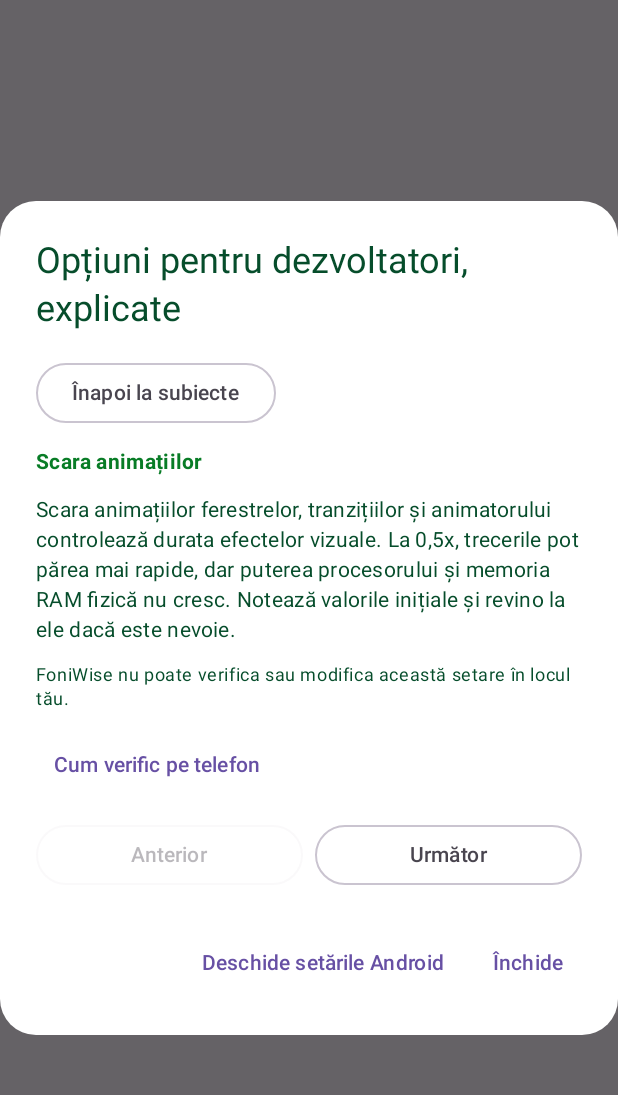
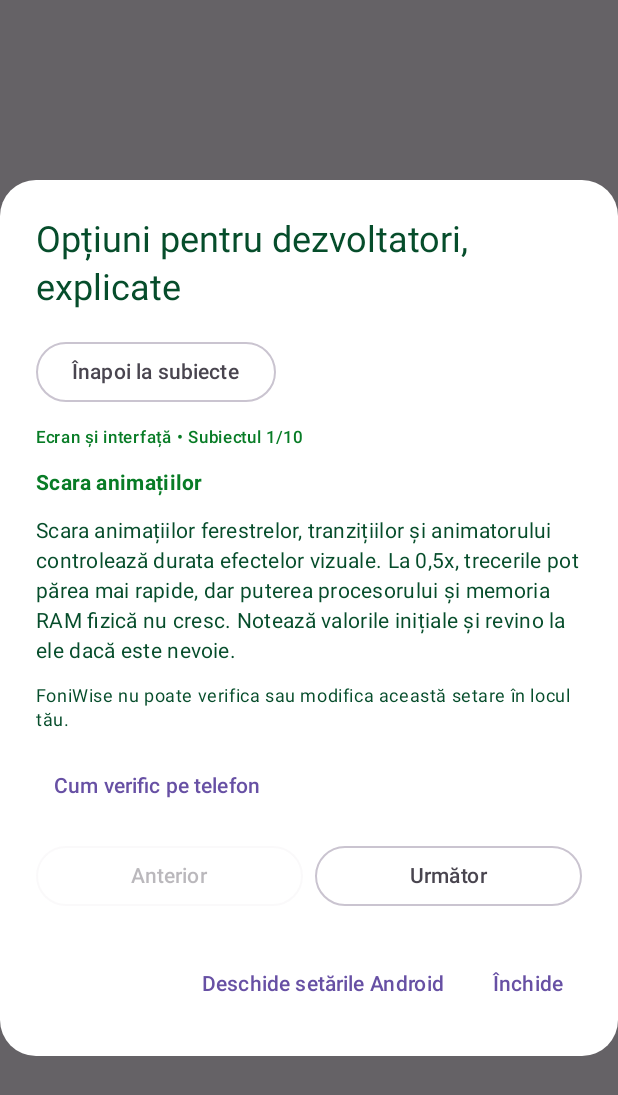
Before and after one commit to TrestianuA/SAFEGUARD-Android, an Android app built with Jetpack Compose: the composable DeveloperOptionsGuideDialog shown on its own in the app's theme, after a tap on "Scara animațiilor", on a phone screen of 412 x 824 dp. Shown: the top 1095 px of the screen. Run offline under Robolectric (Android 15) with nearby library versions, the phone set to English and light mode, and no system bars; 3 other taps on this screen came first.

Commit message:
ux: show topic position and category context in Developer options guide

```diff
--- a/app/src/main/java/com/safeguard/android/MainActivity.kt
+++ b/app/src/main/java/com/safeguard/android/MainActivity.kt
@@ -867,6 +867,16 @@ private fun DeveloperOptionsGuideDialog(
                         OutlinedButton(onClick = { selectedTopic = -1 }) {
                             Text(if (english) "Back to topics" else "Înapoi la subiecte")
                         }
+                        val activeGroup = groups.getOrNull(selectedGroup)
+                        val activePosition = activeGroup?.second?.indexOf(selectedTopic) ?: -1
+                        if (activeGroup != null && activePosition >= 0) {
+                            Text(
+                                activeGroup.first + " • " +
+                                    (if (english) "Topic " else "Subiectul ") +
+                                    (activePosition + 1) + "/" + activeGroup.second.size,
+                                color = green, style = MaterialTheme.typography.labelSmall
+                            )
+                        }
                         Text(topics[selectedTopic].first, color = green, fontWeight = FontWeight.Bold)
                         Text(topics[selectedTopic].second, color = navy)
                         Text(if (english) "FoniWise cannot check or change this setting for you."
@@ -922,7 +932,15 @@ private fun DeveloperOptionsGuideDialog(
                                 OutlinedButton(onClick = {
                                     selectedGroup = groups.indexOfFirst { (_, indices) -> index in indices }
                                     selectedTopic = index
-                                }, modifier = Modifier.fillMaxWidth()) { Text(topics[index].first) }
+                                }, modifier = Modifier.fillMaxWidth()) {
+                                    Column {
+                                        Text(topics[index].first)
+                                        val groupName = groups.firstOrNull { (_, indices) -> index in indices }?.first
+                                        if (groupName != null) {
+                                            Text(groupName, style = MaterialTheme.typography.labelSmall)
+                                        }
+                                    }
+                                }
                             }
                             if (searchResults.isEmpty()) {
                                 Text(if (english) "No matching option. Try another word."
```
